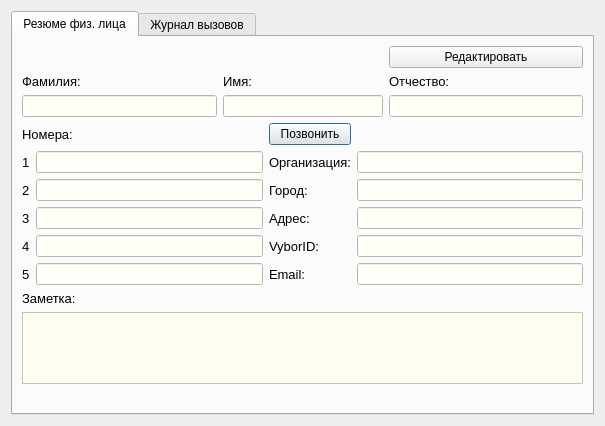
Above: ViewContactDialog.ui from okostynchuk/Outcall before the change. Below: the same form after it.
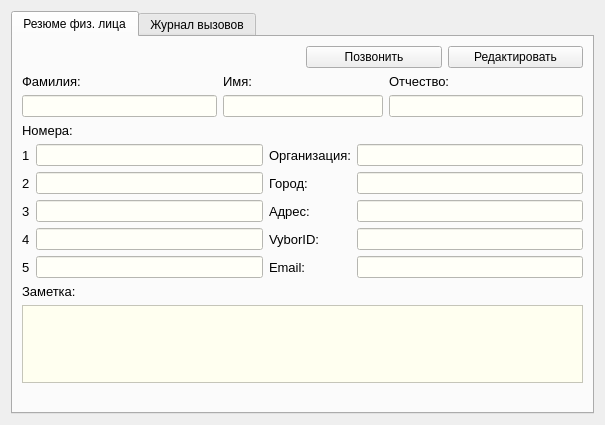
That is the form after the change. Icons and pictures are not drawn.

What changed in the file:
```diff
--- a/ViewContactDialog.ui
+++ b/ViewContactDialog.ui
@@ -33,10 +33,47 @@
       <layout class="QGridLayout" name="gridLayout_3">
        <item row="0" column="0">
         <layout class="QGridLayout" name="gridLayout">
-         <item row="0" column="0">
-          <layout class="QGridLayout" name="gridLayout_5">
-           <item row="2" column="3">
-            <widget class="QLineEdit" name="Patronymic">
+         <item row="0" column="2" colspan="2">
+          <layout class="QHBoxLayout" name="horizontalLayout">
+           <item>
+            <widget class="QPushButton" name="callButton">
+             <property name="focusPolicy">
+              <enum>Qt::NoFocus</enum>
+             </property>
+             <property name="text">
+              <string>Позвонить</string>
+             </property>
+            </widget>
+           </item>
+           <item>
+            <widget class="QPushButton" name="editButton">
+             <property name="focusPolicy">
+              <enum>Qt::NoFocus</enum>
+             </property>
+             <property name="text">
+              <string>Редактировать</string>
+             </property>
+            </widget>
+           </item>
+          </layout>
+         </item>
+         <item row="1" column="3">
+          <widget class="QLabel" name="label_4">
+           <property name="font">
+            <font>
+             <pointsize>10</pointsize>
+            </font>
+           </property>
+           <property name="text">
+            <string>Отчество:</string>
+           </property>
+          </widget>
+         </item>
+         <item row="2" column="0">
+          <widget class="QLineEdit" name="LastName">
+           <property name="enabled">
+            <bool>true</bool>
+           </property>
              <property name="minimumSize">
               <size>
                <width>160</width>
@@ -71,7 +108,25 @@
              </property>
             </widget>
            </item>
-           <item row="0" column="1" rowspan="2" colspan="2">
+         <item row="2" column="3">
+          <widget class="QLineEdit" name="Patronymic">
+           <property name="minimumSize">
+            <size>
+             <width>160</width>
+             <height>0</height>
+            </size>
+           </property>
+           <property name="styleSheet">
+            <string notr="true">*{
+background-color: #fffff8;
+}</string>
+           </property>
+           <property name="readOnly">
+            <bool>true</bool>
+           </property>
+          </widget>
+         </item>
+         <item row="1" column="1">
             <widget class="QLabel" name="label_3">
              <property name="font">
               <font>
@@ -86,7 +141,7 @@
              </property>
             </widget>
            </item>
-           <item row="0" column="0" rowspan="2">
+         <item row="1" column="0">
             <widget class="QLabel" name="label_2">
              <property name="font">
               <font>
@@ -101,96 +156,6 @@
              </property>
             </widget>
            </item>
-           <item row="2" column="0">
-            <widget class="QLineEdit" name="LastName">
-             <property name="enabled">
-              <bool>true</bool>
-             </property>
-             <property name="minimumSize">
-              <size>
-               <width>160</width>
-               <height>0</height>
-              </size>
-             </property>
-             <property name="styleSheet">
-              <string notr="true">*{
-background-color: #fffff8;
-}</string>
-             </property>
-             <property name="inputMethodHints">
-              <set>Qt::ImhNone</set>
-             </property>
-             <property name="readOnly">
-              <bool>true</bool>
-             </property>
-            </widget>
-           </item>
-           <item row="1" column="3">
-            <widget class="QLabel" name="label_4">
-             <property name="font">
-              <font>
-               <pointsize>10</pointsize>
-              </font>
-             </property>
-             <property name="text">
-              <string>Отчество:</string>
-             </property>
-            </widget>
-           </item>
-           <item row="0" column="3">
-            <widget class="QPushButton" name="editButton">
-             <property name="focusPolicy">
-              <enum>Qt::NoFocus</enum>
-             </property>
-             <property name="text">
-              <string>Редактировать</string>
-             </property>
-            </widget>
-           </item>
-          </layout>
-         </item>
-         <item row="2" column="0">
-          <layout class="QGridLayout" name="gridLayout_7">
-           <item row="0" column="0">
-            <widget class="QLabel" name="label_17">
-             <property name="font">
-              <font>
-               <pointsize>10</pointsize>
-              </font>
-             </property>
-             <property name="text">
-              <string>Заметка:</string>
-             </property>
-            </widget>
-           </item>
-           <item row="2" column="0" colspan="2">
-            <widget class="QLabel" name="label_16">
-             <property name="text">
-              <string/>
-             </property>
-            </widget>
-           </item>
-           <item row="1" column="0" colspan="4">
-            <widget class="QTextEdit" name="Comment">
-             <property name="focusPolicy">
-              <enum>Qt::ClickFocus</enum>
-             </property>
-             <property name="styleSheet">
-              <string notr="true">*{
-background-color: #fffff0;
-}</string>
-             </property>
-             <property name="frameShadow">
-              <enum>QFrame::Plain</enum>
-             </property>
-             <property name="undoRedoEnabled">
-              <bool>true</bool>
-             </property>
-             <property name="readOnly">
-              <bool>true</bool>
-             </property>
-            </widget>
-           </item>
           </layout>
          </item>
          <item row="1" column="0">
@@ -447,15 +412,50 @@
              </property>
             </widget>
            </item>
-           <item row="0" column="3">
-            <widget class="QPushButton" name="callButton">
+        </layout>
+       </item>
+       <item row="2" column="0">
+        <layout class="QGridLayout" name="gridLayout_7">
+         <item row="0" column="0">
+          <widget class="QLabel" name="label_17">
+           <property name="font">
+            <font>
+             <pointsize>10</pointsize>
+            </font>
+           </property>
              <property name="text">
-              <string>Позвонить</string>
+            <string>Заметка:</string>
              </property>
             </widget>
            </item>
-          </layout>
+         <item row="2" column="0" colspan="2">
+          <widget class="QLabel" name="label_16">
+           <property name="text">
+            <string/>
+           </property>
+          </widget>
          </item>
+         <item row="1" column="0" colspan="4">
+          <widget class="QTextEdit" name="Comment">
+           <property name="focusPolicy">
+            <enum>Qt::ClickFocus</enum>
+           </property>
+           <property name="styleSheet">
+            <string notr="true">*{
+background-color: #fffff0;
+}</string>
+           </property>
+           <property name="frameShadow">
+            <enum>QFrame::Plain</enum>
+           </property>
+           <property name="undoRedoEnabled">
+            <bool>true</bool>
+           </property>
+           <property name="readOnly">
+            <bool>true</bool>
+           </property>
+          </widget>
+         </item>
         </layout>
        </item>
       </layout>
```
Left out of the diff: 5 changed lines with no effect on the pictures. Lines whose indentation alone changed are shown as unchanged.
